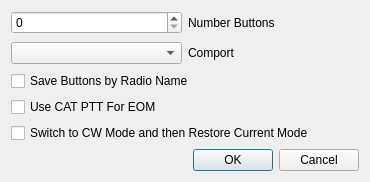
The window that mqt/MqtLogger/txvmrigsetupdialog.ui (Rsclub22/Minos2-Mirror) describes before a commit, drawn with Qt 5.
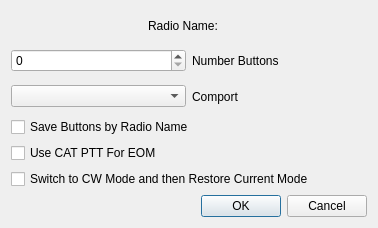
The same window after the commit.

Commit message: modify rigcontrol voice mem setup to save some parameters by radio name or all radios

What changed in the file:
```diff
--- a/mqt/MqtLogger/txvmrigsetupdialog.ui
+++ b/mqt/MqtLogger/txvmrigsetupdialog.ui
@@ -6,8 +6,8 @@
    <rect>
     <x>0</x>
     <y>0</y>
-    <width>370</width>
-    <height>182</height>
+    <width>378</width>
+    <height>228</height>
    </rect>
   </property>
   <property name="windowTitle">
@@ -16,6 +16,50 @@
   <layout class="QVBoxLayout" name="verticalLayout_2">
    <item>
     <layout class="QVBoxLayout" name="verticalLayout">
+     <item>
+      <layout class="QHBoxLayout" name="horizontalLayout_3">
+       <item>
+        <spacer name="horizontalSpacer">
+         <property name="orientation">
+          <enum>Qt::Horizontal</enum>
+         </property>
+         <property name="sizeHint" stdset="0">
+          <size>
+           <width>40</width>
+           <height>20</height>
+          </size>
+         </property>
+        </spacer>
+       </item>
+       <item>
+        <widget class="QLabel" name="label">
+         <property name="text">
+          <string>Radio Name:</string>
+         </property>
+        </widget>
+       </item>
+       <item>
+        <widget class="QLabel" name="selectedRadioNameLbl">
+         <property name="text">
+          <string/>
+         </property>
+        </widget>
+       </item>
+       <item>
+        <spacer name="horizontalSpacer_2">
+         <property name="orientation">
+          <enum>Qt::Horizontal</enum>
+         </property>
+         <property name="sizeHint" stdset="0">
+          <size>
+           <width>40</width>
+           <height>20</height>
+          </size>
+         </property>
+        </spacer>
+       </item>
+      </layout>
+     </item>
      <item>
       <layout class="QHBoxLayout" name="horizontalLayout">
        <item>
```
The commit also changes 13 other files.
